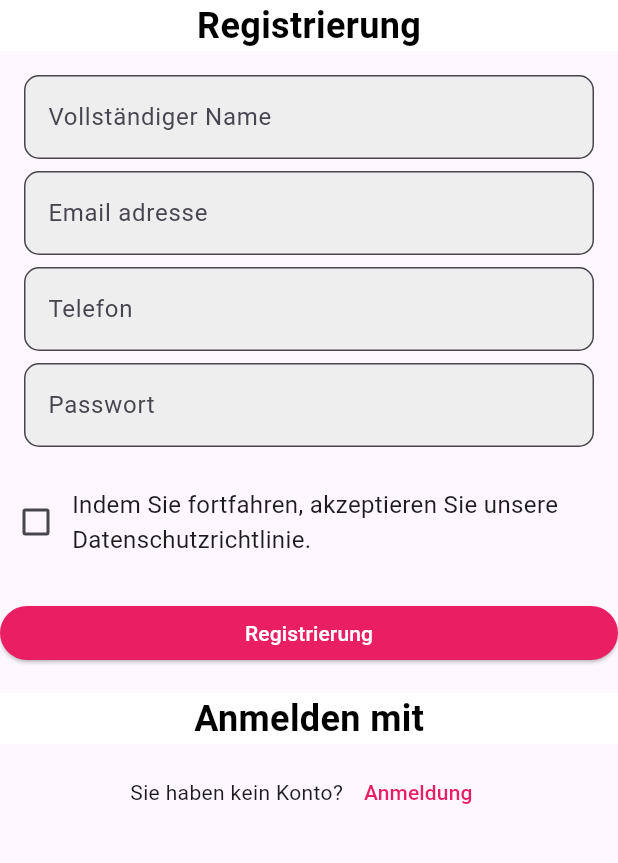
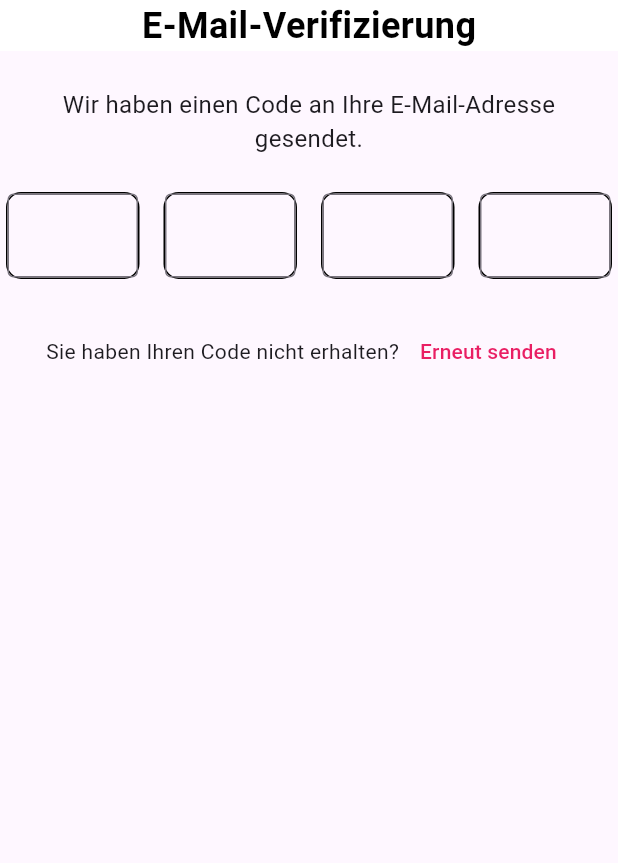
Before and after one commit to akurtovic4/gymbro, a Flutter app: the screen it shows after launch, on a phone screen of 412 x 824 dp, the part 333-1196 px from its top. Run offline on Flutter 3.47's test engine with Material 3 defaults, Android fonts, the light colour scheme and no system bars.

Commit message:
Email registration win

```diff
--- /dev/null
+++ b/lib/emailverification.dart
@@ -0,0 +1,175 @@
+import 'package:flutter/material.dart';
+
+class emailverification extends StatelessWidget {
+  @override
+  Widget build(BuildContext context) {
+    return Scaffold(
+      body: SingleChildScrollView(
+        child: Column(
+          crossAxisAlignment: CrossAxisAlignment.stretch,
+          children: [
+            // Logo na jednoj četvrtini ekrana
+            Container(
+              height: MediaQuery
+                  .of(context)
+                  .size
+                  .height / 4,
+              decoration: BoxDecoration(
+                image: DecorationImage(
+                  image: AssetImage('images/logo.png'), // Putanja do vašeg loga
+                  fit: BoxFit.cover,
+                ),
+              ),
+            ),
+
+            SizedBox(height: 16),
+
+
+            Container(
+              color: Colors.white,
+              // Jedna četvrtina ekrana
+              child: Center(
+                child: Text(
+                  'E-Mail-Verifizierung',
+                  style: TextStyle(
+                    fontSize: 24,
+                    fontWeight: FontWeight.bold,
+                    color: Colors.black, // Bijeli tekst za kontrast
+                  ),
+                ),
+              ),
+            ),
+
+            SizedBox(height: 16),
+
+
+            Padding(
+              padding: const EdgeInsets.all(8.0),
+              child: Text(
+                'Wir haben einen Code an Ihre E-Mail-Adresse gesendet.',
+                textAlign: TextAlign.center,
+                style: TextStyle(
+                  fontSize: 16,
+                ),
+              ),
+            ),
+
+            SizedBox(height: 16),
+
+            // Kvadrati za unos koda
+            Row(
+              mainAxisAlignment: MainAxisAlignment.center,
+              children: [
+                Expanded(
+                  child: Padding(
+                    padding: EdgeInsets.symmetric(horizontal: 4), // Dodajte padding sa svake strane
+                    child: Container(
+                      decoration: BoxDecoration(
+                        borderRadius: BorderRadius.circular(10), // Zaobljeni rubovi
+                        border: Border.all(), // Dodajte rub
+                      ),
+                      child: _buildCodeTextField(),
+                    ),
+                  ),
+                ),
+                SizedBox(width: 8), // Manji razmak između kvadrata
+                Expanded(
+                  child: Padding(
+                    padding: EdgeInsets.symmetric(horizontal: 4), // Dodajte padding sa svake strane
+                    child: Container(
+                      decoration: BoxDecoration(
+                        borderRadius: BorderRadius.circular(10), // Zaobljeni rubovi
+                        border: Border.all(), // Dodajte rub
+                      ),
+                      child: _buildCodeTextField(),
+                    ),
+                  ),
+                ),
+                SizedBox(width: 8), // Manji razmak između kvadrata
+                Expanded(
+                  child: Padding(
+                    padding: EdgeInsets.symmetric(horizontal: 4), // Dodajte padding sa svake strane
+                    child: Container(
+                      decoration: BoxDecoration(
+                        borderRadius: BorderRadius.circular(10), // Zaobljeni rubovi
+                        border: Border.all(), // Dodajte rub
+                      ),
+                      child: _buildCodeTextField(),
+                    ),
+                  ),
+                ),
+                SizedBox(width: 8), // Manji razmak između kvadrata
+                Expanded(
+                  child: Padding(
+                    padding: EdgeInsets.symmetric(horizontal: 4), // Dodajte padding sa svake strane
+                    child: Container(
+                      decoration: BoxDecoration(
+                        borderRadius: BorderRadius.circular(10), // Zaobljeni rubovi
+                        border: Border.all(), // Dodajte rub
+                      ),
+                      child: _buildCodeTextField(),
+                    ),
+                  ),
+                ),
+              ],
+            ),
+
+
+
+
+
+            SizedBox(height: 16),
+
+
+
+            // Dodatni tekst ispod dugmeta
+            Padding(
+              padding: const EdgeInsets.all(8.0),
+              child: Row(
+                mainAxisAlignment: MainAxisAlignment.center,
+                children: [
+                  Text(
+                    'Sie haben Ihren Code nicht erhalten? ',
+                    textAlign: TextAlign.center,
+                  ),
+                  TextButton(
+                    onPressed: () {
+                      // Logika za prijelaz na prijavu ili neku drugu akciju
+                      print('Prijavite se');
+                    },
+                    style: ButtonStyle(
+                      foregroundColor: MaterialStateProperty.all(Colors.pink),
+                    ),
+                    child: Text('Erneut senden'),
+                  ),
+                ],
+              ),
+            ),
+          ],
+        ),
+      ),
+    );
+  }
+
+  // Metoda koja kreira TextField za unos koda
+  Widget _buildCodeTextField() {
+    return Container(
+      width: 50,
+      child: TextField(
+        maxLength: 1, // Ograničava unos na jedan znak
+        textAlign: TextAlign.center,
+        keyboardType: TextInputType.number,
+        decoration: InputDecoration(
+          counterText: '', // Skriva brojač znakova
+          border: OutlineInputBorder(),
+        ),
+      ),
+    );
+  }
+
+  void main() {
+    runApp(MaterialApp(
+      home: emailverification(),
+    ));
+  }
+}
--- a/lib/main.dart
+++ b/lib/main.dart
@@ -1,5 +1,6 @@
 import 'package:flutter/material.dart';
 import 'package:gymbro/chooseplan.dart';
+import 'package:gymbro/emailverification.dart';
 import 'package:gymbro/registration.dart';
 
 import 'intro1.dart';
@@ -17,7 +18,7 @@ class MyApp extends StatelessWidget {
       debugShowCheckedModeBanner: false,
       initialRoute: '/',
       routes: {
-        '/': (context) => registraion(),
+        '/': (context) => emailverification(),
         '/intro2': (context) => intro2(),
         '/intro3': (context) => intro3(),
         '/intro4': (context) => intro4(),
```
